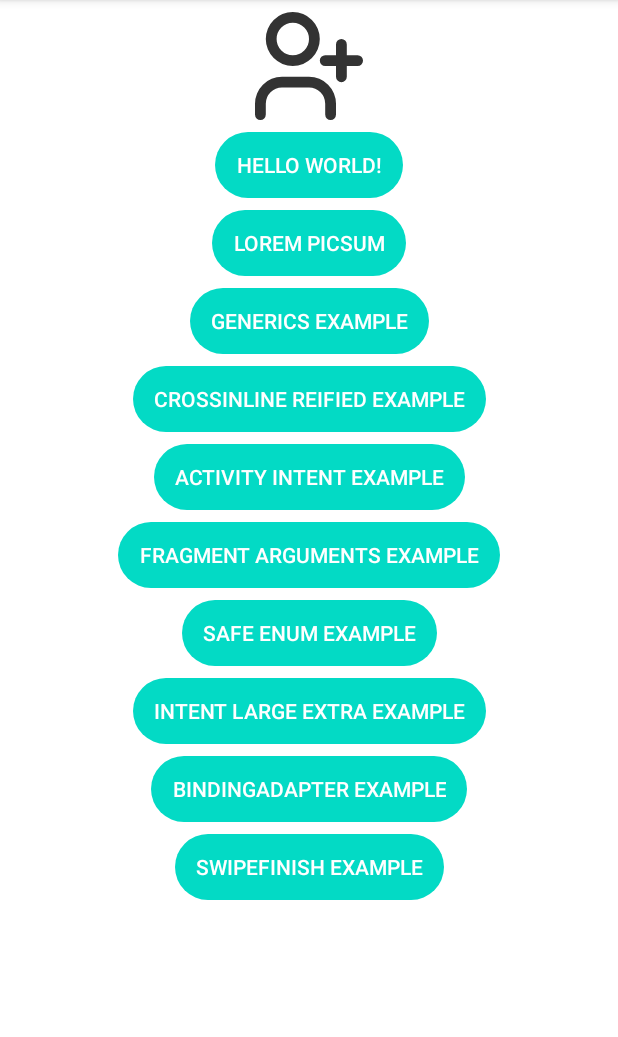
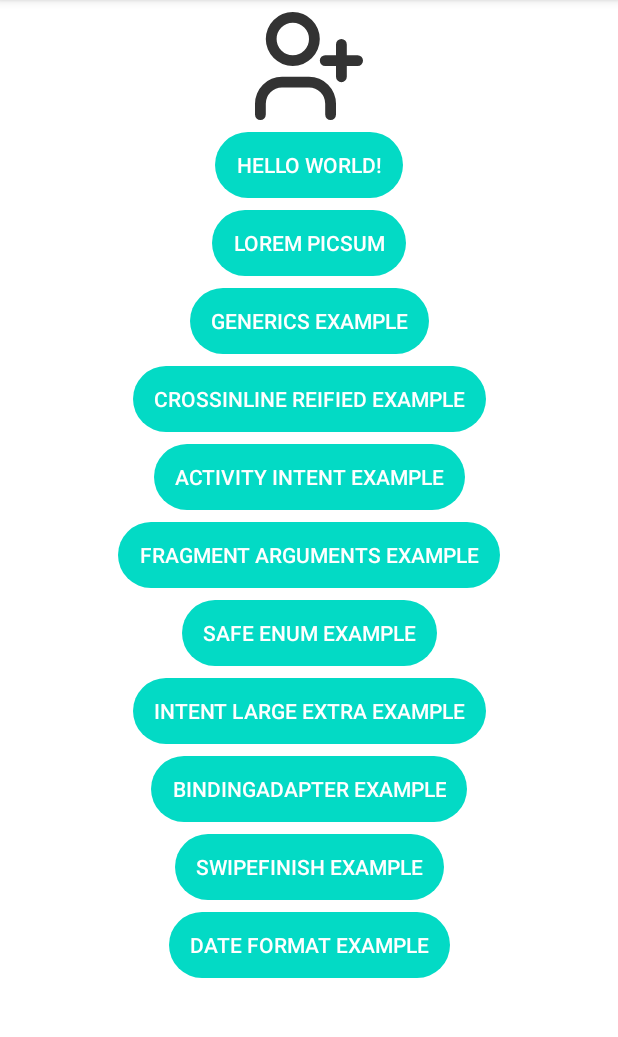
Before and after one commit to rcbuilders/RemindSampleApp, an Android app: the screen it shows after launch (MainActivity), on a phone screen of 412 x 824 dp, the part 84-1121 px from its top. Run offline under Robolectric (Android 15) with nearby library versions, the phone set to English and light mode, and no system bars; our stand-ins replace data binding; libraries missing offline, so code that uses them is left out: com.facebook.stetho; 1 statement that could not run was skipped.

Commit message:
날짜/시간 <-> timemillis 변환 및 포멧 표시

```diff
--- a/app/build.gradle
+++ b/app/build.gradle
@@ -24,6 +24,7 @@ android {
         }
     }
     compileOptions {
+        coreLibraryDesugaringEnabled true   // LocalDateTime 이 Api 26 이하 지원을 위해서 추가함.
         sourceCompatibility JavaVersion.VERSION_1_8
         targetCompatibility JavaVersion.VERSION_1_8
     }
@@ -38,6 +39,7 @@ android {
 
 dependencies {
 
+    coreLibraryDesugaring 'com.android.tools:desugar_jdk_libs:1.1.5'
     implementation 'androidx.core:core-ktx:1.7.0'
     implementation 'androidx.appcompat:appcompat:1.4.0'
     implementation 'com.google.android.material:material:1.4.0'
--- a/app/src/main/AndroidManifest.xml
+++ b/app/src/main/AndroidManifest.xml
@@ -33,6 +33,7 @@
         <activity android:name=".intent_large_extra.IntentLargeExtraActivity"/>
         <activity android:name=".binding_adapter_example.BindingAdapterExampleActivity"/>
         <activity android:name=".swipe_finish_example.SwipeFinishExampleActivity"/>
+        <activity android:name=".date_format.DateFormatActivity"/>
     </application>
 
 </manifest>
--- a/app/src/main/java/com/remind/sampleapp/MainActivity.kt
+++ b/app/src/main/java/com/remind/sampleapp/MainActivity.kt
@@ -7,6 +7,7 @@ import com.remind.sampleapp.base_fragment.TestFragmentActivity
 import com.remind.sampleapp.binding_adapter_example.BindingAdapterExampleActivity
 import com.remind.sampleapp.crossinline_reified.CrossinlineReifiedExampleActivity
 import com.remind.sampleapp.databinding.ActivityMainBinding
+import com.remind.sampleapp.date_format.DateFormatActivity
 import com.remind.sampleapp.fragment_arguments.ArgumentsExampleActivity
 import com.remind.sampleapp.generics_example.GenericsExampleActivity
 import com.remind.sampleapp.inline_func.InlineFuncExampleActivity
@@ -97,6 +98,11 @@ class MainActivity : BaseActivity<ActivityMainBinding>(R.layout.activity_main) {
                     startActivity(it)
                 }
             }
+            btnDateFormatExample.setOnClickListener {
+                Intent(this@MainActivity, DateFormatActivity::class.java).also {
+                    startActivity(it)
+                }
+            }
         }
     }
 
--- a/app/src/main/res/layout/activity_main.xml
+++ b/app/src/main/res/layout/activity_main.xml
@@ -177,6 +177,20 @@
                 style="?android:attr/borderlessButtonStyle"
                 android:background="@drawable/round_button_background"/>
 
+            <androidx.appcompat.widget.AppCompatButton
+                android:id="@+id/btn_date_format_example"
+                android:layout_width="wrap_content"
+                android:layout_height="44dp"
+                app:layout_constraintTop_toBottomOf="@id/btn_swipe_finish_example"
+                app:layout_constraintLeft_toLeftOf="parent"
+                app:layout_constraintRight_toRightOf="parent"
+                android:text="Date Format Example"
+                android:textColor="@color/white"
+                android:layout_marginTop="8dp"
+                android:paddingHorizontal="14dp"
+                style="?android:attr/borderlessButtonStyle"
+                android:background="@drawable/round_button_background"/>
+
         </androidx.constraintlayout.widget.ConstraintLayout>
 
     </androidx.core.widget.NestedScrollView>
```
Also changed, not shown: app/src/main/java/com/remind/sampleapp/date_format/DateFormatActivity.kt (added, +55 -0 lines), app/src/main/res/layout/activity_date_format.xml (added, +12 -0 lines).
